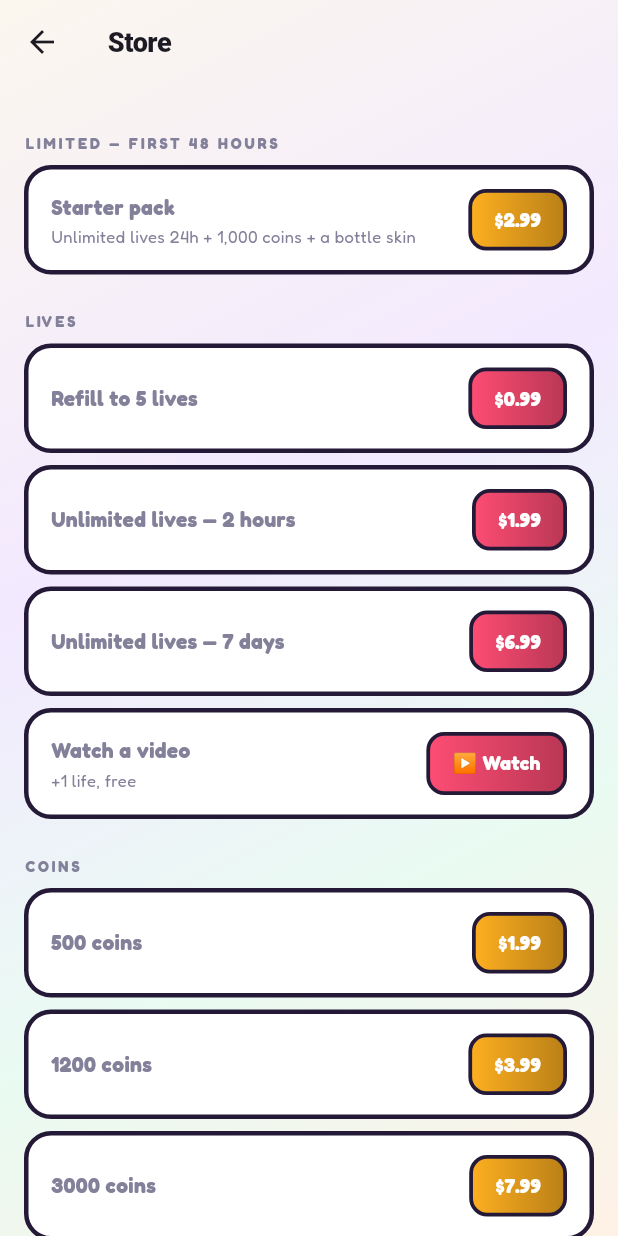
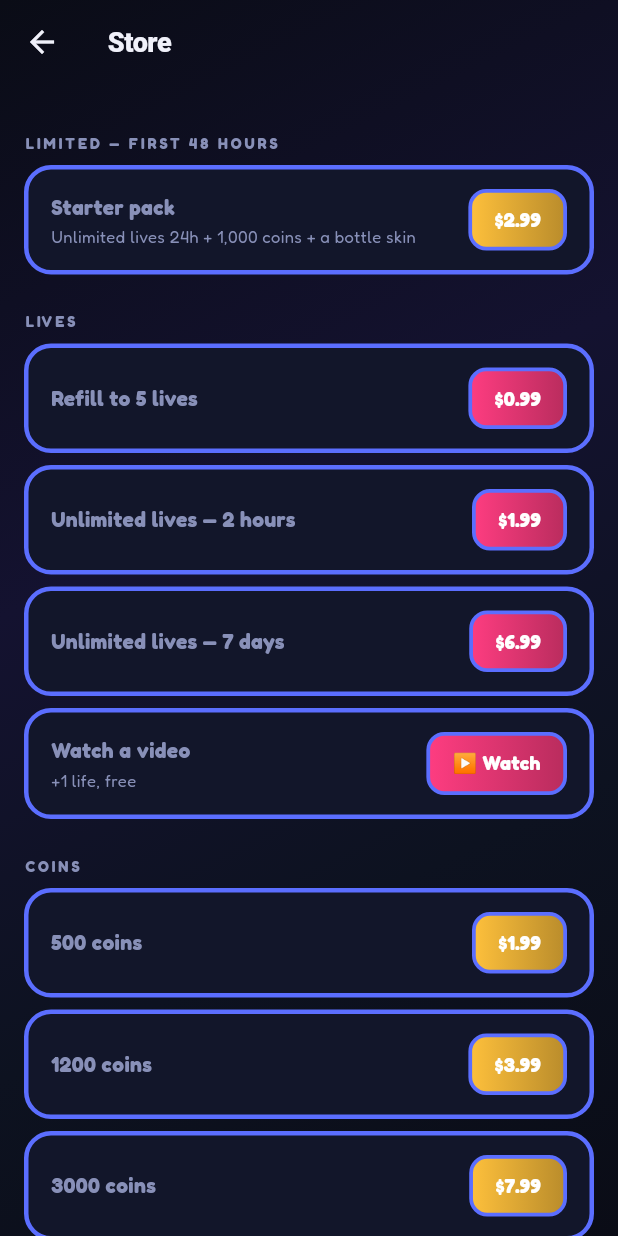
Before and after one commit to hamoodcode990/vialo, a Flutter app: the screen it shows after launch, after a tap on "Skip", after a tap on "❤️", on a phone screen of 412 x 824 dp. Run offline on Flutter 3.47's test engine with Material 3 defaults, Android fonts, the phone set to English and light mode, and no system bars; our stand-ins replace audioplayers, flutter_riverpod, flutter_svg, google_mobile_ads, shared_preferences, sign_in_with_apple; missing offline and left inert: purchases_flutter.

Commit message:
Dark/futuristic theme — explicit user override of the earlier "no dark mode" rule
The user has explicitly overridden CLAUDE.md's prior "warm light theme,
no dark mode, no neon, no glow" decision, requesting dark, futuristic,
and simple. Updated CLAUDE.md itself first (dated the change, explained
it supersedes the earlier rule, noted decant.html hasn't been re-themed
to match since it's not the shipping vehicle) so this doesn't get
silently reverted by a future session reading the old rule.

Implementation is almost entirely token-level, which is what makes it
tractable in one pass: the app was already disciplined about routing
color through AppColors/ThemeData rather than hardcoding literals, so
flipping app_colors.dart + app_theme.dart's brightness cascades
correctly through nearly every screen automatically.

- app_colors.dart: ink/ink2 flipped to near-black navy/dark surface,
  txt/mute flipped to light-on-dark, outline is now a luminous indigo
  (was dark ink) so it still reads against the dark surface. Accent
  colours (p1/p2/violet/gold) pushed more saturated/neon-adjacent
  rather than replaced, to keep some continuity with the existing
  brand identity instead of starting over. Tube gameplay palettes
  (tube_palettes.dart) are untouched — deuteranopia-audited cosmetics,
  not app chrome.
- app_theme.dart: ColorScheme brightness dark; everything else already
  read from the flipped tokens.
- animated_app_background.dart: dark navy-to-plum gradient (still
  static, no ticker — see the immediately preceding "lag" commits;
  this didn't reintroduce animation).
- app_button.dart / app_card.dart: swapped the glossy-bevel highlight
  for a colour-matched glow shadow — explicitly permitted now, and the
  cheapest way to make the "futuristic" read land on the two most
  shared interactive widgets in the app.

flutter analyze clean, all 91 tests pass. This is the part of this
session I'm least able to actually vouch for — I have never once seen
this app rendered, so a full theme flip is exactly the kind of change
most likely to have contrast/legibility issues I can't catch from
reading code. Please look at it before shipping.

Co-Authored-By: Claude Sonnet 5 <noreply@anthropic.com>
Claude-Session: https://claude.ai/code/session_01K5TQm8Z1pNKkkXbeuEBxdx

```diff
--- a/app/lib/theme/app_colors.dart
+++ b/app/lib/theme/app_colors.dart
@@ -1,31 +1,35 @@
 import 'package:flutter/material.dart';
 
-/// Brand/UI colours — ported verbatim from decant.html's `:root` CSS custom
-/// properties. This is the design reference (per flutter_port_plan.md
-/// Phase 4); do not "improve" these by feel.
+/// Brand/UI colours. Dark/futuristic theme (CLAUDE.md, updated 2026-08-30 —
+/// explicitly overrides the project's earlier warm-light "no dark mode, no
+/// neon, no glow" decision, at the user's direction). Deep near-black/navy
+/// chrome, saturated neon-adjacent accents, glow permitted — kept simple
+/// (few colours, used consistently) rather than busy.
 class AppColors {
   AppColors._();
 
-  static const ink = Color(0xFFF5F3FF); // app background
-  static const ink2 = Color(0xFFFFFFFF); // card/surface background
-  static const edge = Color(0x141C1B2D); // rgba(28,27,45,.08) hairline border
-  static const txt = Color(0xFF1C1B24);
-  static const mute = Color(0xFF83809A);
+  static const ink = Color(0xFF0A0C16); // app background — near-black navy
+  static const ink2 = Color(0xFF12162A); // card/surface background
+  static const edge = Color(0x14FFFFFF); // rgba(255,255,255,.08) hairline border
+  static const txt = Color(0xFFF0F1FA);
+  static const mute = Color(0xFF8890B8);
 
-  /// Bold, dark "ink line" outline used on buttons/cards/tiles/tubes for the
-  /// candy-puzzle "juicy" read (CLAUDE.md Step 3) — not the same as [edge],
-  /// which stays a near-invisible hairline for secondary chrome.
-  static const outline = Color(0xFF241A38);
+  /// Bold outline used on buttons/cards/tiles/tubes for the "juicy" read
+  /// (CLAUDE.md Step 3) — a luminous indigo rather than dark ink now that
+  /// the theme is dark, so it still reads clearly against [ink2]. Not the
+  /// same as [edge], which stays a near-invisible hairline for secondary
+  /// chrome.
+  static const outline = Color(0xFF5B6EFF);
 
-  static const p1 = Color(0xFF00C389); // emerald — player 1 / success
-  static const p1d = Color(0xFF009A6C);
-  static const p2 = Color(0xFFFF4D74); // rose — player 2 / life
-  static const p2d = Color(0xFFE22F58);
-  static const violet = Color(0xFF7B5CFA);
-  static const violetd = Color(0xFF5F3FE0);
-  static const gold = Color(0xFFFFB020); // also "coin"
-  static const goldd = Color(0xFFE8930A);
-  static const hot = Color(0xFFFF4438); // urgent/error/lost
+  static const p1 = Color(0xFF00E5A0); // neon emerald — player 1 / success
+  static const p1d = Color(0xFF00B37D);
+  static const p2 = Color(0xFFFF3D81); // neon rose — player 2 / life
+  static const p2d = Color(0xFFE01463);
+  static const violet = Color(0xFF9D5CFF);
+  static const violetd = Color(0xFF7A2FF0);
+  static const gold = Color(0xFFFFC13C); // also "coin"
+  static const goldd = Color(0xFFE89A0A);
+  static const hot = Color(0xFFFF3B3B); // urgent/error/lost
 
   static const life = p2;
   static const coin = gold;
--- a/app/lib/theme/app_theme.dart
+++ b/app/lib/theme/app_theme.dart
@@ -3,13 +3,14 @@ import 'package:flutter/material.dart';
 import 'app_colors.dart';
 import 'spacing.dart';
 
-/// Assembles the Flutter [ThemeData] from the design tokens. Bright,
-/// glossy, chunky per the mainstream-puzzle-app restyle — no dark mode, no
-/// neon-as-default (Neon stays an opt-in tube palette, never the app chrome).
+/// Assembles the Flutter [ThemeData] from the design tokens. Dark,
+/// futuristic, simple — neon-adjacent accents and glow are part of the
+/// design now (CLAUDE.md, updated 2026-08-30 override of the earlier
+/// warm-light "no dark mode" decision).
 ThemeData buildAppTheme() {
   final scheme = ColorScheme.fromSeed(
     seedColor: AppColors.p1,
-    brightness: Brightness.light,
+    brightness: Brightness.dark,
     primary: AppColors.p1,
     secondary: AppColors.violet,
     tertiary: AppColors.gold,
--- a/app/lib/widgets/animated_app_background.dart
+++ b/app/lib/widgets/animated_app_background.dart
@@ -2,20 +2,17 @@ import 'package:flutter/material.dart';
 
 import '../theme/app_colors.dart';
 
-/// Full-screen soft gradient behind every screen (CLAUDE.md Step 3 theme
-/// pass) — mounted once at the MaterialApp root via `builder:` so every
-/// Scaffold (which is transparent, see buildAppTheme) shows it through.
+/// Full-screen backdrop behind every screen — mounted once at the
+/// MaterialApp root via `builder:` so every Scaffold (which is transparent,
+/// see buildAppTheme) shows it through. Dark/futuristic theme (CLAUDE.md,
+/// updated 2026-08-30): a deep near-black navy-to-plum gradient, matching
+/// the app icon's own dark tube-pour art instead of clashing with it.
 ///
-/// This used to drift slowly (first a 60fps AnimationController, then a
-/// throttled Timer after that was reported as janky) — now fully static.
-/// Reported lag persisted even after throttling, so rather than keep
-/// tuning an update rate I can't measure, this removes the one thing that
-/// was *guaranteed* to cost something on every frame: there is no ticker,
-/// no Timer, nothing scheduling repaints here at all now. If page
-/// transitions are still slow after this, the cause is elsewhere (a
-/// specific screen's build/animation work, or the app running in debug
-/// mode — debug builds are inherently much slower than release/profile,
-/// worth checking before hunting for more code-level causes).
+/// Fully static — no ticker, no Timer, nothing scheduling a repaint here.
+/// This was previously an animated drift (first a 60fps AnimationController,
+/// then a throttled Timer) but reported lag persisted even after
+/// throttling, so rather than keep tuning an update rate that can't be
+/// measured in this environment, the animation was removed entirely.
 class AnimatedAppBackground extends StatelessWidget {
   final Widget child;
   const AnimatedAppBackground({super.key, required this.child});
@@ -27,7 +24,7 @@ class AnimatedAppBackground extends StatelessWidget {
         gradient: LinearGradient(
           begin: Alignment.topLeft,
           end: Alignment.bottomRight,
-          colors: [Color(0xFFFBF7EE), Color(0xFFF3E9FF), Color(0xFFE9FBF2), Color(0xFFFFF1E6)],
+          colors: [Color(0xFF0A0C16), Color(0xFF141230), Color(0xFF0D1220), Color(0xFF0A0C16)],
           stops: [0.0, 0.4, 0.7, 1.0],
         ),
       ),
--- a/app/lib/widgets/app_button.dart
+++ b/app/lib/widgets/app_button.dart
@@ -75,11 +75,14 @@ class _AppButtonState extends ConsumerState<AppButton> {
               gradient: c.gradient,
               borderRadius: BorderRadius.circular(AppRadius.lg),
               border: c.border,
+              // A soft colour-matched glow rather than a glossy bevel — reads
+              // as neon/futuristic against the dark backdrop (CLAUDE.md,
+              // updated 2026-08-30: glow effects are now part of the design).
               boxShadow: c.gradient == null
                   ? null
                   : [
-                      BoxShadow(color: c.bg.withValues(alpha: 0.35), blurRadius: 16, offset: const Offset(0, 8)),
-                      const BoxShadow(color: Colors.white, blurRadius: 0, spreadRadius: -0.5, blurStyle: BlurStyle.inner),
+                      BoxShadow(color: c.bg.withValues(alpha: 0.55), blurRadius: 22, spreadRadius: 1, offset: const Offset(0, 6)),
+                      BoxShadow(color: c.bg.withValues(alpha: 0.25), blurRadius: 40, spreadRadius: 2),
                     ],
             ),
             child: Row(
--- a/app/lib/widgets/app_card.dart
+++ b/app/lib/widgets/app_card.dart
@@ -43,7 +43,17 @@ class _AppCardState extends State<AppCard> {
             color: AppColors.ink2,
             borderRadius: BorderRadius.circular(AppRadius.xxl),
             border: Border.all(color: AppColors.outline, width: 3),
-            boxShadow: [BoxShadow(color: AppColors.txt.withValues(alpha: 0.08), blurRadius: 16, offset: const Offset(0, 6))],
+            // A faint glow in the card's own accent when it has one (mode
+            // tiles, hub rows), else a neutral ambient one — CLAUDE.md,
+            // updated 2026-08-30: glow is part of the dark/futuristic theme.
+            boxShadow: [
+              BoxShadow(
+                color: (widget.accentColor ?? AppColors.outline).withValues(alpha: 0.22),
+                blurRadius: 24,
+                spreadRadius: 1,
+                offset: const Offset(0, 6),
+              ),
+            ],
           ),
           child: ClipRRect(
             borderRadius: BorderRadius.circular(AppRadius.xxl),
```
Also changed, not shown: 1 other file.
